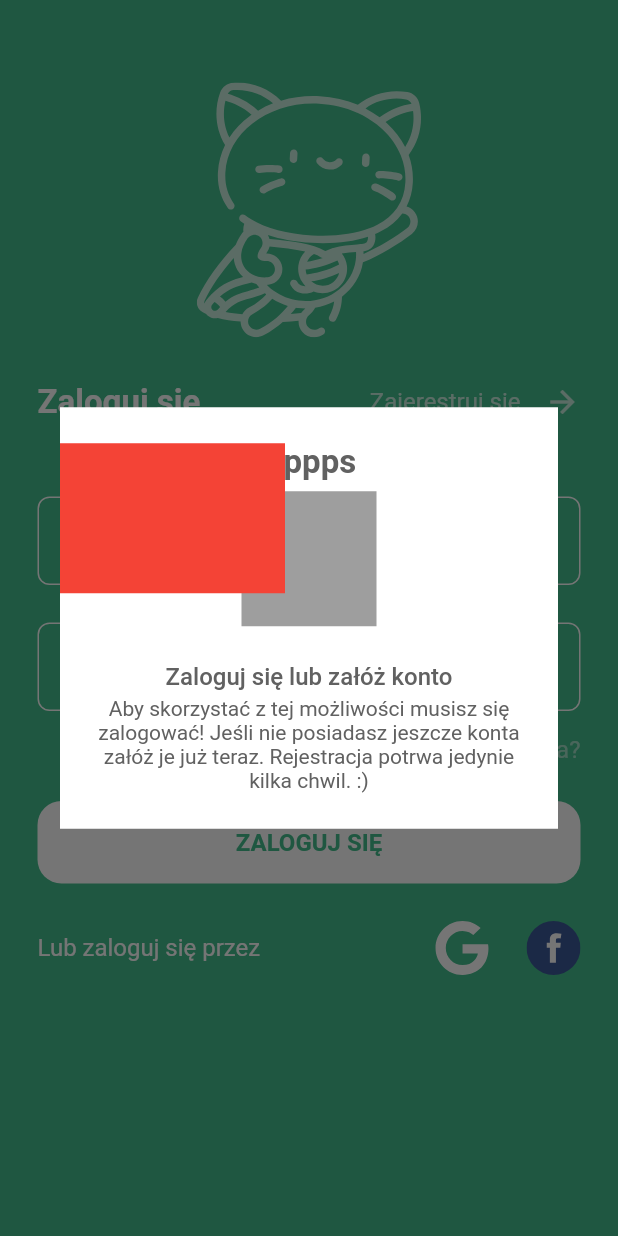
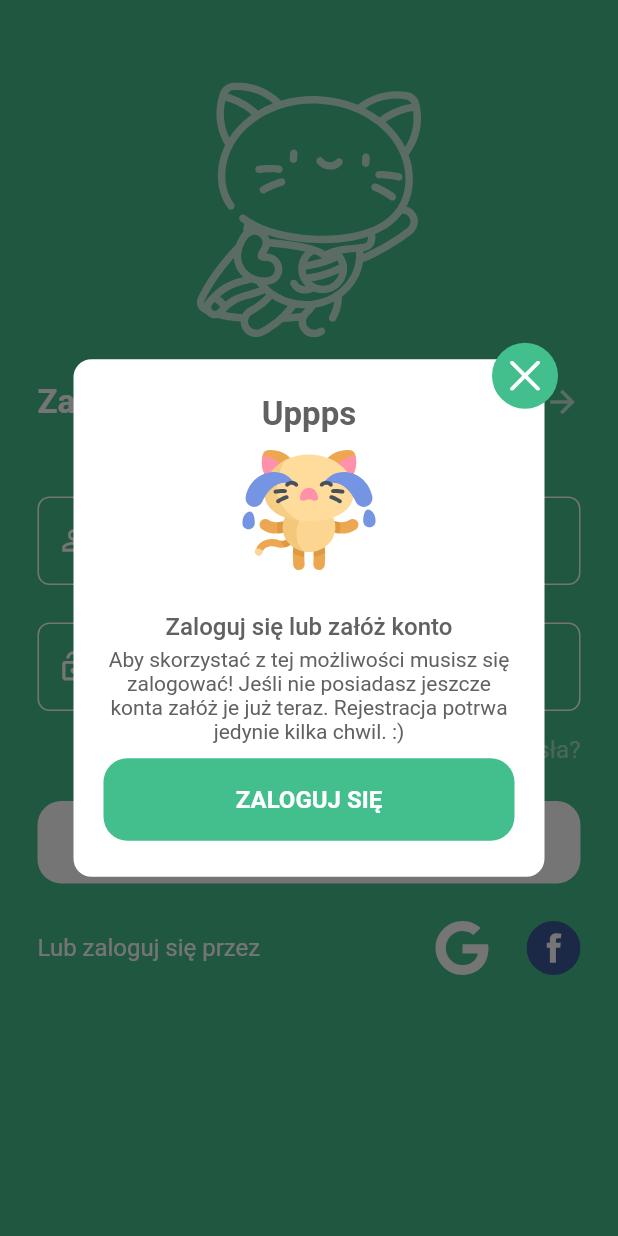
Before and after one commit to MobiCommunity/Lapka.Mobile, a Flutter app: the screen it shows after launch, after a tap on "ZALOGUJ SIĘ", on a phone screen of 412 x 824 dp. Run offline on Flutter 3.47's test engine with Material 2 defaults, Android fonts, the phone set to English and light mode, and no system bars; our stand-ins replace flutter_svg, google_fonts; Roboto replaces fonts that are missing (Ubuntu).

Commit message:
login dialog

```diff
--- a/lapka/lib/components/basic/basicButton.dart
+++ b/lapka/lib/components/basic/basicButton.dart
@@ -1,6 +1,7 @@
 import 'package:flutter/material.dart';
 import 'package:lapka/components/basic/basicText.dart';
 import 'package:lapka/settings/colors.dart';
+import 'package:flutter_svg/svg.dart';
 
 class BasicButton extends StatelessWidget {
   final String? text;
--- a/lapka/lib/components/basic/basicFormField.dart
+++ b/lapka/lib/components/basic/basicFormField.dart
@@ -30,6 +30,7 @@ class BasicFormField extends StatelessWidget {
       controller: controller,
       style: subtitleLight,
       obscureText: password,
+      cursorColor: BasicColors.white,
       decoration: InputDecoration(
         hintText: placeholder,
         contentPadding:
--- /dev/null
+++ b/lapka/lib/components/basic/cancelButton.dart
@@ -0,0 +1,25 @@
+import 'package:flutter_svg/svg.dart';
+import 'package:flutter/material.dart';
+import 'package:lapka/settings/colors.dart';
+
+class CancelButton extends StatelessWidget{
+  final Function() onPressed;
+
+  const CancelButton({
+    required this.onPressed
+  });
+
+  @override
+  Widget build(BuildContext context) {
+    return InkWell(
+      onTap: onPressed,
+      child: Container(
+        height: 44,
+        width: 44,
+        decoration: BoxDecoration(color: BasicColors.lightGreen, shape: BoxShape.circle,),
+        padding: const EdgeInsets.all(12),
+        child: SvgPicture.asset('lib/assets/xsign.svg',color: BasicColors.white,),
+      ),
+    );
+  }
+}
--- /dev/null
+++ b/lapka/lib/screens/login/loginDialog.dart
@@ -0,0 +1,71 @@
+import 'package:flutter/material.dart';
+import 'package:flutter_svg/svg.dart';
+import 'package:lapka/components/basic/basicButton.dart';
+import 'package:lapka/components/basic/basicText.dart';
+import 'package:lapka/components/basic/cancelButton.dart';
+import 'package:lapka/settings/colors.dart';
+
+class LoginDialog extends StatelessWidget {
+  const LoginDialog({Key? key, required this.onExit, required this.onLogin}) : super(key: key);
+  final Function() onLogin;
+  final Function() onExit;
+  @override
+  Widget build(BuildContext context) {
+    return Stack(
+      children: [
+        Padding(
+          padding: const EdgeInsets.symmetric(horizontal: 9, vertical: 11),
+          child: Container(
+            decoration: BoxDecoration(
+                color: BasicColors.white,
+                borderRadius: BorderRadius.all(Radius.circular(12.0))),
+            child: Padding(
+              padding: const EdgeInsets.symmetric(vertical: 24.0),
+              child: Column(
+                mainAxisSize: MainAxisSize.min,
+                children: [
+                  BasicText.heading2Bold('Uppps'),
+                  SizedBox(height: 6),
+                  SvgPicture.asset(
+                    'lib/assets/alertCat.svg',
+                  ),
+                  SizedBox(
+                    height: 24,
+                  ),
+                  BasicText.subtitle('Zaloguj się lub załóż konto'),
+                  SizedBox(height: 4),
+                  Padding(
+                    padding: const EdgeInsets.symmetric(horizontal: 20),
+                    child: BasicText.body14Light(
+                      'Aby skorzystać z tej możliwości musisz się zalogować! Jeśli nie posiadasz jeszcze konta załóż je już teraz. Rejestracja potrwa jedynie kilka chwil. :)',
+                      center: true,
+                    ),
+                  ),
+                  SizedBox(height: 10),
+                  Container(
+                    padding: const EdgeInsets.symmetric(horizontal: 20),
+                    child: BasicButton(
+                      text: 'ZALOGUJ SIĘ',
+                      onPressed: () {
+                        print('sda');
+                      },
+                    ),
+                  ),
+                ],
+              ),
+            ),
+          ),
+        ),
+        Container(
+          height: 44,
+          alignment: Alignment.topRight,
+          child: CancelButton(
+            onPressed: () {
+              Navigator.pop(context);
+            },
+          ),
+        )
+      ],
+    );
+  }
+}
--- a/lapka/lib/screens/login/loginPage.dart
+++ b/lapka/lib/screens/login/loginPage.dart
@@ -1,10 +1,14 @@
+import 'package:flutter/cupertino.dart';
 import 'package:flutter/material.dart';
 import 'package:flutter_svg/svg.dart';
 import 'package:lapka/components/basic/basicButton.dart';
 import 'package:lapka/components/basic/basicFormField.dart';
 import 'package:lapka/components/basic/basicText.dart';
+import 'package:lapka/components/basic/cancelButton.dart';
 import 'package:lapka/components/basicDialog.dart';
 import 'package:lapka/settings/colors.dart';
+
+import 'loginDialog.dart';
 
 class LoginPage extends StatefulWidget {
   const LoginPage({Key? key}) : super(key: key);
@@ -18,36 +22,11 @@ class _LoginPageState extends State<LoginPage> {
   final TextEditingController passwordController = TextEditingController();
 
   _login() {
-    BasicDialog.showDialog(context,
-      Container(
-        child: Padding(
-          padding: const EdgeInsets.symmetric(vertical : 24.0),
-          child: Stack(
-            children: [
-
-              Column(
-                mainAxisSize: MainAxisSize.min,
-                children: [
-                  BasicText.heading2Bold('Uppps'),
-                  SizedBox(height: 6),
-                  Container(height: 90,width: 90,color: Colors.grey,),
-                  SizedBox(height: 24,),
-                  BasicText.subtitle('Zaloguj się lub załóż konto'),
-                  SizedBox(height:4),
-                  Padding(
-                    padding: const EdgeInsets.symmetric(horizontal: 20),
-                    child: BasicText.body14Light(
-                      'Aby skorzystać z tej możliwości musisz się zalogować! Jeśli nie posiadasz jeszcze konta załóż je już teraz. Rejestracja potrwa jedynie kilka chwil. :)',
-                      center: true,
-                      ),
-                  )
-                ],
-              ),
-              Container(height: 100, width:150, color: Colors.red,),
-            ],
-          ),
-        ),
-        color: BasicColors.white
+    BasicDialog.showDialog(
+      context,
+      LoginDialog(
+        onExit: (){},
+        onLogin: (){},
       )
     );
   }
@@ -81,10 +60,11 @@ class _LoginPageState extends State<LoginPage> {
                 padding: const EdgeInsets.only(top: 55),
                 child: Container(
                   height: 170,
-                  child: SvgPicture.asset('lib/assets/loginCat.svg',
-                      color: Colors.white.withOpacity(0.7),
-                      fit: BoxFit.fitHeight,
-                      ),
+                  child: SvgPicture.asset(
+                    'lib/assets/loginCat.svg',
+                    color: Colors.white.withOpacity(0.7),
+                    fit: BoxFit.fitHeight,
+                  ),
                 ),
               ),
               Padding(
@@ -92,12 +72,16 @@ class _LoginPageState extends State<LoginPage> {
                 child: Row(
                   mainAxisAlignment: MainAxisAlignment.spaceBetween,
                   children: [
-                    BasicText.heading2Bold('Zaloguj się', color: BasicColors.white),
+                    BasicText.heading2Bold('Zaloguj się',
+                        color: BasicColors.white),
                     InkWell(
                       onTap: _moveToRegister,
                       child: Row(
                         children: [
-                          BasicText.subtitleLight('Zajerestruj się', color: BasicColors.white.withOpacity(0.7),),
+                          BasicText.subtitleLight(
+                            'Zajerestruj się',
+                            color: BasicColors.white.withOpacity(0.7),
+                          ),
                           SizedBox(
                             width: 16,
                           ),
@@ -154,16 +138,27 @@ class _LoginPageState extends State<LoginPage> {
               Row(
                 mainAxisAlignment: MainAxisAlignment.spaceBetween,
                 children: [
-                  BasicText.subtitleLight('Lub zaloguj się przez', color: BasicColors.white,),
+                  BasicText.subtitleLight(
+                    'Lub zaloguj się przez',
+                    color: BasicColors.white,
+                  ),
                   Row(
                     children: [
                       InkWell(
-                        onTap: _loginGoogle,
-                        child: SvgPicture.asset('lib/assets/google.svg',color: BasicColors.white, height: 36,)),
-                      SizedBox(width: 25,),
+                          onTap: _loginGoogle,
+                          child: SvgPicture.asset(
+                            'lib/assets/google.svg',
+                            color: BasicColors.white,
+                            height: 36,
+                          )),
+                      SizedBox(
+                        width: 25,
+                      ),
                       InkWell(
-                        onTap: _loginFacebook,
-                        child: SvgPicture.asset('lib/assets/facebook-logo.svg', height: 36)),
+                          onTap: _loginFacebook,
+                          child: SvgPicture.asset(
+                              'lib/assets/facebook-logo.svg',
+                              height: 36)),
                     ],
                   ),
                 ],
```
Also changed, not shown: lapka/lib/assets/alertCat.svg (added), lapka/lib/assets/maleSymbol.svg (added), lapka/lib/assets/pawSymbol.svg (added), lapka/lib/assets/xsign.svg (added).
